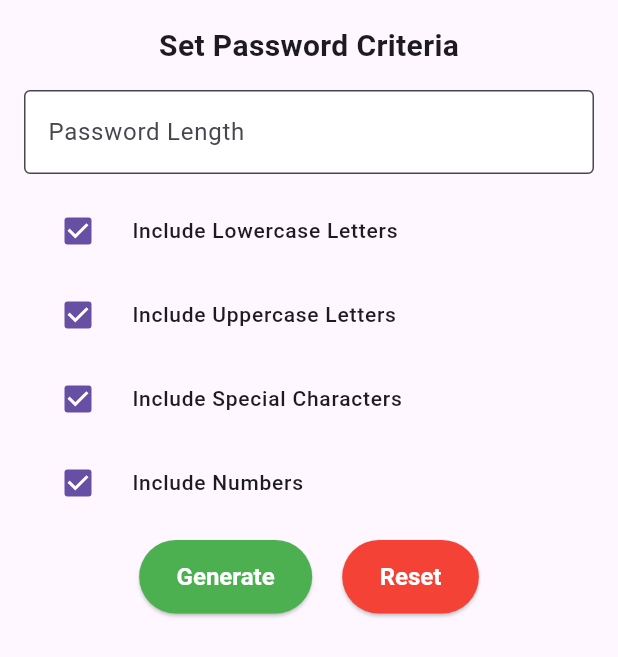
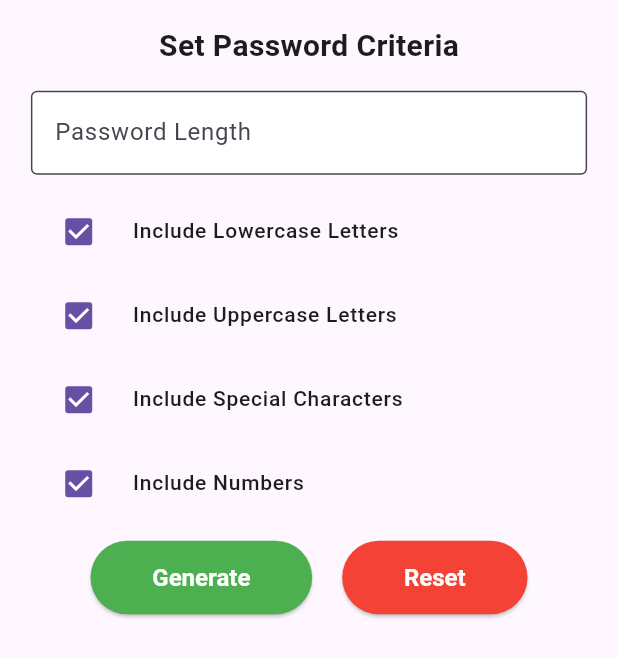
Before and after one commit to Islam-Ragab015/pass-gen, a Flutter app: the screen it shows after launch, on a phone screen of 412 x 824 dp. Shown: the top 657 px of the screen. Run offline on Flutter 3.47's test engine with Material 3 defaults, Android fonts, the phone set to English and light mode, and no system bars; our stand-ins replace auto_size_text, flutter_riverpod, shared_preferences; missing offline and left inert: clipboard.

Commit message:
make it Responsive Design

```diff
--- a/lib/presentation/password_generator_screen.dart
+++ b/lib/presentation/password_generator_screen.dart
@@ -26,10 +26,12 @@ class PasswordGeneratorScreen extends ConsumerWidget {
     final generatedPassword = ref.watch(generatedPasswordProvider);
     final validationMessage = ref.watch(passwordValidationMessageProvider);
 
+    final screenWidth = MediaQuery.of(context).size.width;
+
     return SafeArea(
       child: Scaffold(
         body: SingleChildScrollView(
-          padding: const EdgeInsets.all(16.0),
+          padding: EdgeInsets.all(screenWidth * 0.04), // Dynamic padding
           child: Column(
             crossAxisAlignment: CrossAxisAlignment.center,
             children: [
@@ -39,7 +41,9 @@ class PasswordGeneratorScreen extends ConsumerWidget {
               ),
               const SizedBox(height: 15),
               // Password Length Input
-              TextField(
+              SizedBox(
+                width: screenWidth * 0.9, // Width relative to screen size
+                child: TextField(
                   keyboardType: TextInputType.number,
                   decoration: const InputDecoration(
                     labelText: 'Password Length',
@@ -52,6 +56,7 @@ class PasswordGeneratorScreen extends ConsumerWidget {
                     ref.read(passwordLengthProvider.notifier).state =
                         int.tryParse(value) ?? 8;
                   },
+                ),
               ),
               const SizedBox(height: 10),
               // Character Options
@@ -130,9 +135,9 @@ class PasswordGeneratorScreen extends ConsumerWidget {
                           .state = validationMsg;
                     },
                     style: ElevatedButton.styleFrom(
-                      backgroundColor: Colors.green, // Stylish button color
-                      padding: const EdgeInsets.symmetric(
-                          horizontal: 25, vertical: 15),
+                      backgroundColor: Colors.green,
+                      padding: EdgeInsets.symmetric(
+                          horizontal: screenWidth * 0.1, vertical: 15),
                       textStyle: const TextStyle(fontSize: 16),
                     ),
                     child: const Text(
@@ -156,9 +161,9 @@ class PasswordGeneratorScreen extends ConsumerWidget {
                           .state = '';
                     },
                     style: ElevatedButton.styleFrom(
-                      backgroundColor: Colors.red, // Reset button color
-                      padding: const EdgeInsets.symmetric(
-                          horizontal: 25, vertical: 15),
+                      backgroundColor: Colors.red,
+                      padding: EdgeInsets.symmetric(
+                          horizontal: screenWidth * 0.1, vertical: 15),
                       textStyle: const TextStyle(fontSize: 16),
                     ),
                     child: const Text(
@@ -205,8 +210,8 @@ class PasswordGeneratorScreen extends ConsumerWidget {
                       style: ElevatedButton.styleFrom(
                         backgroundColor:
                             Colors.deepPurpleAccent, // Copy button color
-                        padding: const EdgeInsets.symmetric(
-                            horizontal: 25, vertical: 15),
+                        padding: EdgeInsets.symmetric(
+                            horizontal: screenWidth * 0.1, vertical: 15),
                         textStyle: const TextStyle(fontSize: 16),
                       ),
                       child: const Text(
@@ -225,7 +230,6 @@ class PasswordGeneratorScreen extends ConsumerWidget {
   }
 
   // Helper method to build Checkboxes
-
   Widget _buildCheckbox({
     required WidgetRef ref,
     required String label,
--- a/pubspec.yaml
+++ b/pubspec.yaml
@@ -39,7 +39,6 @@ dependencies:
   flutter_riverpod: ^2.6.1
   auto_size_text: ^3.0.0
   google_fonts: ^6.2.1
-  flutter_screenutil: ^5.9.3
 
 dev_dependencies:
   flutter_test:
```
Also changed, not shown: pubspec.lock. Lines whose indentation alone changed are shown as unchanged.
